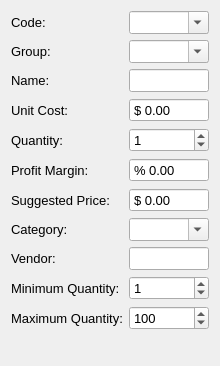
This is gui_purchase.ui in Redent0r/Libra as Qt 5 draws it before an edit. The edited form follows.
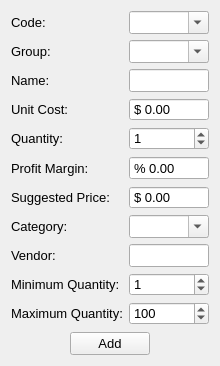
This is the edited form. Icons and pictures are not drawn.

Commit message: added ADD button to purchase gui

What changed in the file:
```diff
--- a/gui_purchase.ui
+++ b/gui_purchase.ui
@@ -299,6 +299,49 @@
      </item>
     </layout>
    </item>
+   <item>
+    <layout class="QHBoxLayout" name="horizontalLayout">
+     <item>
+      <spacer name="horizontalSpacer">
+       <property name="orientation">
+        <enum>Qt::Horizontal</enum>
+       </property>
+       <property name="sizeHint" stdset="0">
+        <size>
+         <width>40</width>
+         <height>20</height>
+        </size>
+       </property>
+      </spacer>
+     </item>
+     <item>
+      <widget class="QPushButton" name="btnAdd">
+       <property name="text">
+        <string>Add</string>
+       </property>
+       <property name="autoDefault">
+        <bool>false</bool>
+       </property>
+       <property name="default">
+        <bool>false</bool>
+       </property>
+      </widget>
+     </item>
+     <item>
+      <spacer name="horizontalSpacer_2">
+       <property name="orientation">
+        <enum>Qt::Horizontal</enum>
+       </property>
+       <property name="sizeHint" stdset="0">
+        <size>
+         <width>40</width>
+         <height>20</height>
+        </size>
+       </property>
+      </spacer>
+     </item>
+    </layout>
+   </item>
   </layout>
  </widget>
  <resources>
```
The commit also changes 1 other file.
